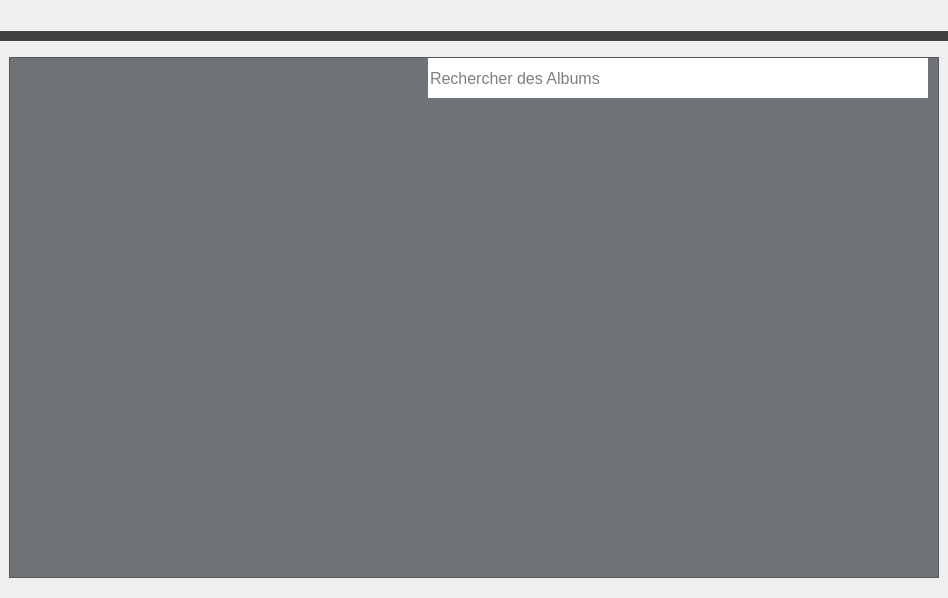
First picture: the form in albumwindow.ui, repository TheoFRASSI/GaleriePhotoIHM, before the edit.
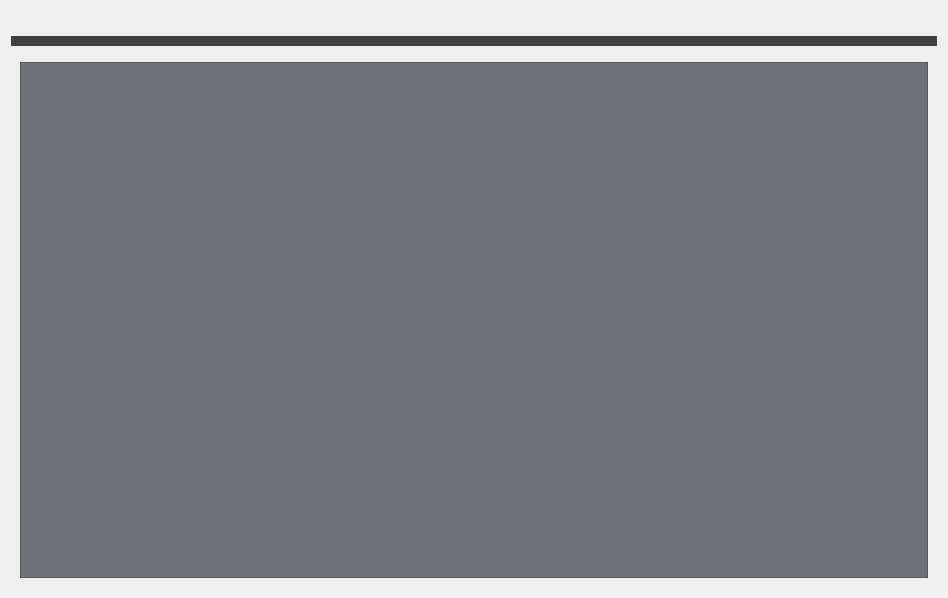
Second picture: the form after the edit.

Commit message: upgrade graphique des albums, ajout des requetes là ou elles manquaient

The edit to the form file:
```diff
--- a/albumwindow.ui
+++ b/albumwindow.ui
@@ -14,15 +14,6 @@
    <string>Form</string>
   </property>
   <layout class="QVBoxLayout" name="verticalLayout_6">
-   <property name="leftMargin">
-    <number>0</number>
-   </property>
-   <property name="topMargin">
-    <number>6</number>
-   </property>
-   <property name="rightMargin">
-    <number>0</number>
-   </property>
    <item>
     <layout class="QVBoxLayout" name="verticalLayout">
      <property name="spacing">
@@ -2082,538 +2073,6 @@
               <property name="bottomMargin">
                <number>0</number>
               </property>
-              <item>
-               <layout class="QHBoxLayout" name="horizontalLayout_5">
-                <property name="spacing">
-                 <number>0</number>
-                </property>
-                <property name="leftMargin">
-                 <number>10</number>
-                </property>
-                <property name="rightMargin">
-                 <number>10</number>
-                </property>
-                <item>
-                 <layout class="QHBoxLayout" name="layoutBoutonAdd_2">
-                  <property name="spacing">
-                   <number>0</number>
-                  </property>
-                 </layout>
-                </item>
-                <item>
-                 <spacer name="horizontalSpacer_5">
-                  <property name="orientation">
-                   <enum>Qt::Horizontal</enum>
-                  </property>
-                  <property name="sizeHint" stdset="0">
-                   <size>
-                    <width>40</width>
-                    <height>20</height>
-                   </size>
-                  </property>
-                 </spacer>
-                </item>
-                <item>
-                 <layout class="QHBoxLayout" name="horizontalLayout_6">
-                  <property name="spacing">
-                   <number>0</number>
-                  </property>
-                  <item>
-                   <spacer name="horizontalSpacer_6">
-                    <property name="orientation">
-                     <enum>Qt::Horizontal</enum>
-                    </property>
-                    <property name="sizeHint" stdset="0">
-                     <size>
-                      <width>40</width>
-                      <height>20</height>
-                     </size>
-                    </property>
-                   </spacer>
-                  </item>
-                  <item>
-                   <widget class="QLineEdit" name="lineEdit_2">
-                    <property name="minimumSize">
-                     <size>
-                      <width>500</width>
-                      <height>40</height>
-                     </size>
-                    </property>
-                    <property name="maximumSize">
-                     <size>
-                      <width>500</width>
-                      <height>40</height>
-                     </size>
-                    </property>
-                    <property name="palette">
-                     <palette>
-                      <active>
-                       <colorrole role="WindowText">
-                        <brush brushstyle="SolidPattern">
-                         <color alpha="255">
-                          <red>0</red>
-                          <green>0</green>
-                          <blue>0</blue>
-                         </color>
-                        </brush>
-                       </colorrole>
-                       <colorrole role="Button">
-                        <brush brushstyle="SolidPattern">
-                         <color alpha="255">
-                          <red>240</red>
-                          <green>248</green>
-                          <blue>255</blue>
-                         </color>
-                        </brush>
-                       </colorrole>
-                       <colorrole role="Light">
-                        <brush brushstyle="SolidPattern">
-                         <color alpha="255">
-                          <red>255</red>
-                          <green>255</green>
-                          <blue>255</blue>
-                         </color>
-                        </brush>
-                       </colorrole>
-                       <colorrole role="Midlight">
-                        <brush brushstyle="SolidPattern">
-                         <color alpha="255">
-                          <red>247</red>
-                          <green>251</green>
-                          <blue>255</blue>
-                         </color>
-                        </brush>
-                       </colorrole>
-                       <colorrole role="Dark">
-                        <brush brushstyle="SolidPattern">
-                         <color alpha="255">
-                          <red>120</red>
-                          <green>124</green>
-                          <blue>127</blue>
-                         </color>
-                        </brush>
-                       </colorrole>
-                       <colorrole role="Mid">
-                        <brush brushstyle="SolidPattern">
-                         <color alpha="255">
-                          <red>160</red>
-                          <green>165</green>
-                          <blue>170</blue>
-                         </color>
-                        </brush>
-                       </colorrole>
-                       <colorrole role="Text">
-                        <brush brushstyle="SolidPattern">
-                         <color alpha="255">
-                          <red>0</red>
-                          <green>0</green>
-                          <blue>0</blue>
-                         </color>
-                        </brush>
-                       </colorrole>
-                       <colorrole role="BrightText">
-                        <brush brushstyle="SolidPattern">
-                         <color alpha="255">
-                          <red>255</red>
-                          <green>255</green>
-                          <blue>255</blue>
-                         </color>
-                        </brush>
-                       </colorrole>
-                       <colorrole role="ButtonText">
-                        <brush brushstyle="SolidPattern">
-                         <color alpha="255">
-                          <red>0</red>
-                          <green>0</green>
-                          <blue>0</blue>
-                         </color>
-                        </brush>
-                       </colorrole>
-                       <colorrole role="Base">
-                        <brush brushstyle="SolidPattern">
-                         <color alpha="255">
-                          <red>255</red>
-                          <green>255</green>
-                          <blue>255</blue>
-                         </color>
-                        </brush>
-                       </colorrole>
-                       <colorrole role="Window">
-                        <brush brushstyle="SolidPattern">
-                         <color alpha="255">
-                          <red>240</red>
-                          <green>248</green>
-                          <blue>255</blue>
-                         </color>
-                        </brush>
-                       </colorrole>
-                       <colorrole role="Shadow">
-                        <brush brushstyle="SolidPattern">
-                         <color alpha="255">
-                          <red>0</red>
-                          <green>0</green>
-                          <blue>0</blue>
-                         </color>
-                        </brush>
-                       </colorrole>
-                       <colorrole role="AlternateBase">
-                        <brush brushstyle="SolidPattern">
-                         <color alpha="255">
-                          <red>247</red>
-                          <green>251</green>
-                          <blue>255</blue>
-                         </color>
-                        </brush>
-                       </colorrole>
-                       <colorrole role="ToolTipBase">
-                        <brush brushstyle="SolidPattern">
-                         <color alpha="255">
-                          <red>255</red>
-                          <green>255</green>
-                          <blue>220</blue>
-                         </color>
-                        </brush>
-                       </colorrole>
-                       <colorrole role="ToolTipText">
-                        <brush brushstyle="SolidPattern">
-                         <color alpha="255">
-                          <red>0</red>
-                          <green>0</green>
-                          <blue>0</blue>
-                         </color>
-                        </brush>
-                       </colorrole>
-                       <colorrole role="PlaceholderText">
-                        <brush brushstyle="SolidPattern">
-                         <color alpha="128">
-                          <red>0</red>
-                          <green>0</green>
-                          <blue>0</blue>
-                         </color>
-                        </brush>
-                       </colorrole>
-                      </active>
-                      <inactive>
-                       <colorrole role="WindowText">
-                        <brush brushstyle="SolidPattern">
-                         <color alpha="255">
-                          <red>0</red>
-                          <green>0</green>
-                          <blue>0</blue>
-                         </color>
-                        </brush>
-                       </colorrole>
-                       <colorrole role="Button">
-                        <brush brushstyle="SolidPattern">
-                         <color alpha="255">
-                          <red>240</red>
-                          <green>248</green>
-                          <blue>255</blue>
-                         </color>
-                        </brush>
-                       </colorrole>
-                       <colorrole role="Light">
-                        <brush brushstyle="SolidPattern">
-                         <color alpha="255">
-                          <red>255</red>
-                          <green>255</green>
-                          <blue>255</blue>
-                         </color>
-                        </brush>
-                       </colorrole>
-                       <colorrole role="Midlight">
-                        <brush brushstyle="SolidPattern">
-                         <color alpha="255">
-                          <red>247</red>
-                          <green>251</green>
-                          <blue>255</blue>
-                         </color>
-                        </brush>
-                       </colorrole>
-                       <colorrole role="Dark">
-                        <brush brushstyle="SolidPattern">
-                         <color alpha="255">
-                          <red>120</red>
-                          <green>124</green>
-                          <blue>127</blue>
-                         </color>
-                        </brush>
-                       </colorrole>
-                       <colorrole role="Mid">
-                        <brush brushstyle="SolidPattern">
-                         <color alpha="255">
-                          <red>160</red>
-                          <green>165</green>
-                          <blue>170</blue>
-                         </color>
-                        </brush>
-                       </colorrole>
-                       <colorrole role="Text">
-                        <brush brushstyle="SolidPattern">
-                         <color alpha="255">
-                          <red>0</red>
-                          <green>0</green>
-                          <blue>0</blue>
-                         </color>
-                        </brush>
-                       </colorrole>
-                       <colorrole role="BrightText">
-                        <brush brushstyle="SolidPattern">
-                         <color alpha="255">
-                          <red>255</red>
-                          <green>255</green>
-                          <blue>255</blue>
-                         </color>
-                        </brush>
-                       </colorrole>
-                       <colorrole role="ButtonText">
-                        <brush brushstyle="SolidPattern">
-                         <color alpha="255">
-                          <red>0</red>
-                          <green>0</green>
-                          <blue>0</blue>
-                         </color>
-                        </brush>
-                       </colorrole>
-                       <colorrole role="Base">
-                        <brush brushstyle="SolidPattern">
-                         <color alpha="255">
-                          <red>255</red>
-                          <green>255</green>
-                          <blue>255</blue>
-                         </color>
-                        </brush>
-                       </colorrole>
-                       <colorrole role="Window">
-                        <brush brushstyle="SolidPattern">
-                         <color alpha="255">
-                          <red>240</red>
-                          <green>248</green>
-                          <blue>255</blue>
-                         </color>
-                        </brush>
-                       </colorrole>
-                       <colorrole role="Shadow">
-                        <brush brushstyle="SolidPattern">
-                         <color alpha="255">
-                          <red>0</red>
-                          <green>0</green>
-                          <blue>0</blue>
-                         </color>
-                        </brush>
-                       </colorrole>
-                       <colorrole role="AlternateBase">
-                        <brush brushstyle="SolidPattern">
-                         <color alpha="255">
-                          <red>247</red>
-                          <green>251</green>
-                          <blue>255</blue>
-                         </color>
-                        </brush>
-                       </colorrole>
-                       <colorrole role="ToolTipBase">
-                        <brush brushstyle="SolidPattern">
-                         <color alpha="255">
-                          <red>255</red>
-                          <green>255</green>
-                          <blue>220</blue>
-                         </color>
-                        </brush>
-                       </colorrole>
-                       <colorrole role="ToolTipText">
-                        <brush brushstyle="SolidPattern">
-                         <color alpha="255">
-                          <red>0</red>
-                          <green>0</green>
-                          <blue>0</blue>
-                         </color>
-                        </brush>
-                       </colorrole>
-                       <colorrole role="PlaceholderText">
-                        <brush brushstyle="SolidPattern">
-                         <color alpha="128">
-                          <red>0</red>
-                          <green>0</green>
-                          <blue>0</blue>
-                         </color>
-                        </brush>
-                       </colorrole>
-                      </inactive>
-                      <disabled>
-                       <colorrole role="WindowText">
-                        <brush brushstyle="SolidPattern">
-                         <color alpha="255">
-                          <red>120</red>
-                          <green>124</green>
-                          <blue>127</blue>
-                         </color>
-                        </brush>
-                       </colorrole>
-                       <colorrole role="Button">
-                        <brush brushstyle="SolidPattern">
-                         <color alpha="255">
-                          <red>240</red>
-                          <green>248</green>
-                          <blue>255</blue>
-                         </color>
-                        </brush>
-                       </colorrole>
-                       <colorrole role="Light">
-                        <brush brushstyle="SolidPattern">
-                         <color alpha="255">
-                          <red>255</red>
-                          <green>255</green>
-                          <blue>255</blue>
-                         </color>
-                        </brush>
-                       </colorrole>
-                       <colorrole role="Midlight">
-                        <brush brushstyle="SolidPattern">
-                         <color alpha="255">
-                          <red>247</red>
-                          <green>251</green>
-                          <blue>255</blue>
-                         </color>
-                        </brush>
-                       </colorrole>
-                       <colorrole role="Dark">
-                        <brush brushstyle="SolidPattern">
-                         <color alpha="255">
-                          <red>120</red>
-                          <green>124</green>
-                          <blue>127</blue>
-                         </color>
-                        </brush>
-                       </colorrole>
-                       <colorrole role="Mid">
-                        <brush brushstyle="SolidPattern">
-                         <color alpha="255">
-                          <red>160</red>
-                          <green>165</green>
-                          <blue>170</blue>
-                         </color>
-                        </brush>
-                       </colorrole>
-                       <colorrole role="Text">
-                        <brush brushstyle="SolidPattern">
-                         <color alpha="255">
-                          <red>120</red>
-                          <green>124</green>
-                          <blue>127</blue>
-                         </color>
-                        </brush>
-                       </colorrole>
-                       <colorrole role="BrightText">
-                        <brush brushstyle="SolidPattern">
-                         <color alpha="255">
-                          <red>255</red>
-                          <green>255</green>
-                          <blue>255</blue>
-                         </color>
-                        </brush>
-                       </colorrole>
-                       <colorrole role="ButtonText">
-                        <brush brushstyle="SolidPattern">
-                         <color alpha="255">
-                          <red>120</red>
-                          <green>124</green>
-                          <blue>127</blue>
-                         </color>
-                        </brush>
-                       </colorrole>
-                       <colorrole role="Base">
-                        <brush brushstyle="SolidPattern">
-                         <color alpha="255">
-                          <red>240</red>
-                          <green>248</green>
-                          <blue>255</blue>
-                         </color>
-                        </brush>
-                       </colorrole>
-                       <colorrole role="Window">
-                        <brush brushstyle="SolidPattern">
-                         <color alpha="255">
-                          <red>240</red>
-                          <green>248</green>
-                          <blue>255</blue>
-                         </color>
-                        </brush>
-                       </colorrole>
-                       <colorrole role="Shadow">
-                        <brush brushstyle="SolidPattern">
-                         <color alpha="255">
-                          <red>0</red>
-                          <green>0</green>
-                          <blue>0</blue>
-                         </color>
-                        </brush>
-                       </colorrole>
-                       <colorrole role="AlternateBase">
-                        <brush brushstyle="SolidPattern">
-                         <color alpha="255">
-                          <red>240</red>
-                          <green>248</green>
-                          <blue>255</blue>
-                         </color>
-                        </brush>
-                       </colorrole>
-                       <colorrole role="ToolTipBase">
-                        <brush brushstyle="SolidPattern">
-                         <color alpha="255">
-                          <red>255</red>
-                          <green>255</green>
-                          <blue>220</blue>
-                         </color>
-                        </brush>
-                       </colorrole>
-                       <colorrole role="ToolTipText">
-                        <brush brushstyle="SolidPattern">
-                         <color alpha="255">
-                          <red>0</red>
-                          <green>0</green>
-                          <blue>0</blue>
-                         </color>
-                        </brush>
-                       </colorrole>
-                       <colorrole role="PlaceholderText">
-                        <brush brushstyle="SolidPattern">
-                         <color alpha="128">
-                          <red>0</red>
-                          <green>0</green>
-                          <blue>0</blue>
-                         </color>
-                        </brush>
-                       </colorrole>
-                      </disabled>
-                     </palette>
-                    </property>
-                    <property name="font">
-                     <font>
-                      <pointsize>12</pointsize>
-                     </font>
-                    </property>
-                    <property name="inputMask">
-                     <string/>
-                    </property>
-                    <property name="frame">
-                     <bool>false</bool>
-                    </property>
-                    <property name="placeholderText">
-                     <string>Rechercher des Albums</string>
-                    </property>
-                   </widget>
-                  </item>
-                  <item>
-                   <layout class="QHBoxLayout" name="layoutBoutonSearch_2">
-                    <property name="spacing">
-                     <number>0</number>
-                    </property>
-                   </layout>
-                  </item>
-                 </layout>
-                </item>
-               </layout>
-              </item>
               <item>
                <widget class="QScrollArea" name="scrollArea_2">
                 <property name="sizePolicy">
@@ -2639,8 +2098,8 @@
                   <rect>
                    <x>0</x>
                    <y>0</y>
-                   <width>924</width>
-                   <height>469</height>
+                   <width>906</width>
+                   <height>510</height>
                   </rect>
                  </property>
                  <layout class="QVBoxLayout" name="verticalLayout_7">
```
Left out of the diff: 146 changed lines with no effect on the pictures. Lines whose indentation alone changed are shown as unchanged. The commit also changes 34 other files.
